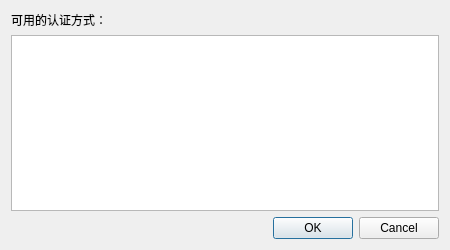
First picture: the form in presentation/dialogs/authinfowindow/authinfowindow.ui, repository wtalioy/JustConnect, before the edit.
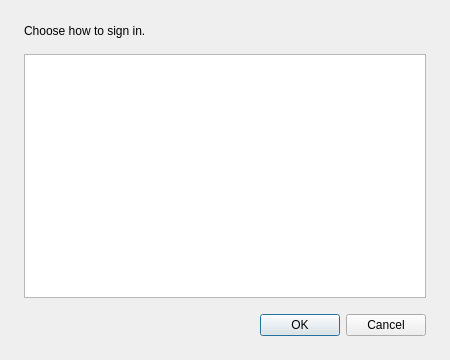
Second picture: the form after the edit.

Patch:
```diff
--- a/presentation/dialogs/authinfowindow/authinfowindow.ui
+++ b/presentation/dialogs/authinfowindow/authinfowindow.ui
@@ -7,7 +7,7 @@
     <x>0</x>
     <y>0</y>
     <width>450</width>
-    <height>250</height>
+    <height>360</height>
    </rect>
   </property>
   <property name="windowTitle">
@@ -17,12 +17,19 @@
    <item>
     <widget class="QLabel" name="label">
      <property name="text">
-      <string>可用的认证方式：</string>
+      <string>Choose how to sign in.</string>
      </property>
     </widget>
    </item>
    <item>
-    <widget class="QListWidget" name="authInfoListWidget"/>
+    <widget class="QListWidget" name="authInfoListWidget">
+     <property name="wordWrap">
+      <bool>true</bool>
+     </property>
+     <property name="accessibleName">
+      <string>Sign-in methods</string>
+     </property>
+    </widget>
    </item>
    <item>
     <widget class="QDialogButtonBox" name="buttonBox">
@@ -34,6 +41,21 @@
      </property>
     </widget>
    </item>
+   <property name="spacing">
+    <number>16</number>
+   </property>
+   <property name="leftMargin">
+    <number>24</number>
+   </property>
+   <property name="rightMargin">
+    <number>24</number>
+   </property>
+   <property name="topMargin">
+    <number>24</number>
+   </property>
+   <property name="bottomMargin">
+    <number>24</number>
+   </property>
   </layout>
  </widget>
  <resources/>
```
Left out of the diff: 4 changed lines with no effect on the pictures.
